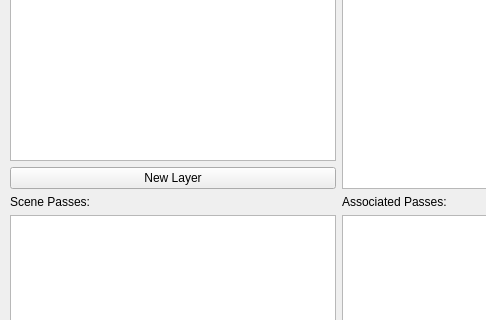
The window that Maya/Python/digital37/maya/lighting/MRRenderLayerPassManager.ui (Meglen56/digital37) describes before a commit, drawn with Qt 5; both pictures show x 0 to 486 and y 160 to 480 of the 1012 by 747 pixel window.
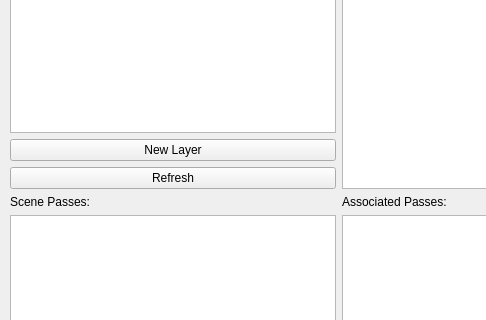
The same window after the commit.

```diff
--- a/Maya/Python/digital37/maya/lighting/MRRenderLayerPassManager.ui
+++ b/Maya/Python/digital37/maya/lighting/MRRenderLayerPassManager.ui
@@ -22,7 +22,7 @@
    <locale language="English" country="UnitedStates"/>
   </property>
   <widget class="QWidget" name="centralwidget">
-   <widget class="QWidget" name="">
+   <widget class="QWidget" name="layoutWidget">
     <property name="geometry">
      <rect>
       <x>10</x>
@@ -60,6 +60,13 @@
            </property>
           </widget>
          </item>
+         <item>
+          <widget class="QPushButton" name="pushButton_RL_refresh">
+           <property name="text">
+            <string>Refresh</string>
+           </property>
+          </widget>
+         </item>
         </layout>
        </item>
        <item>
```
